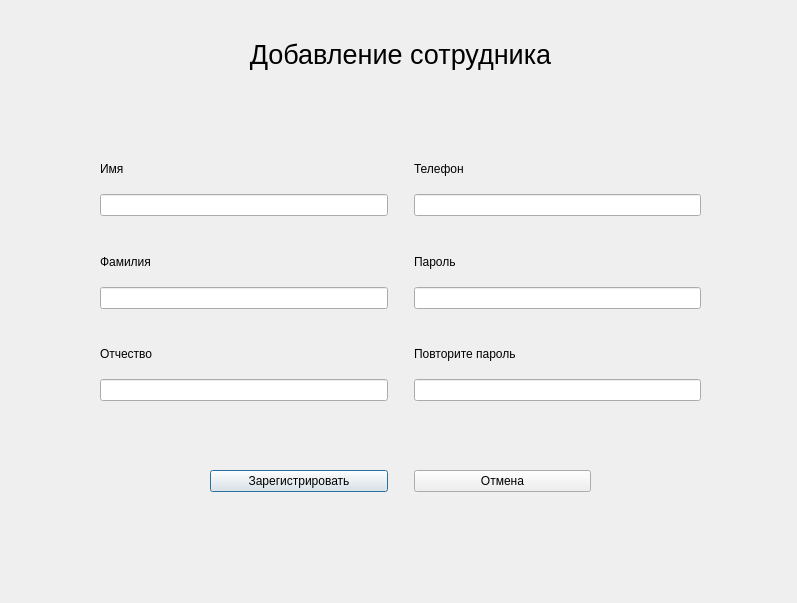
Qt form gui/addemployeewindow.ui (rkv04/test) before a commit.
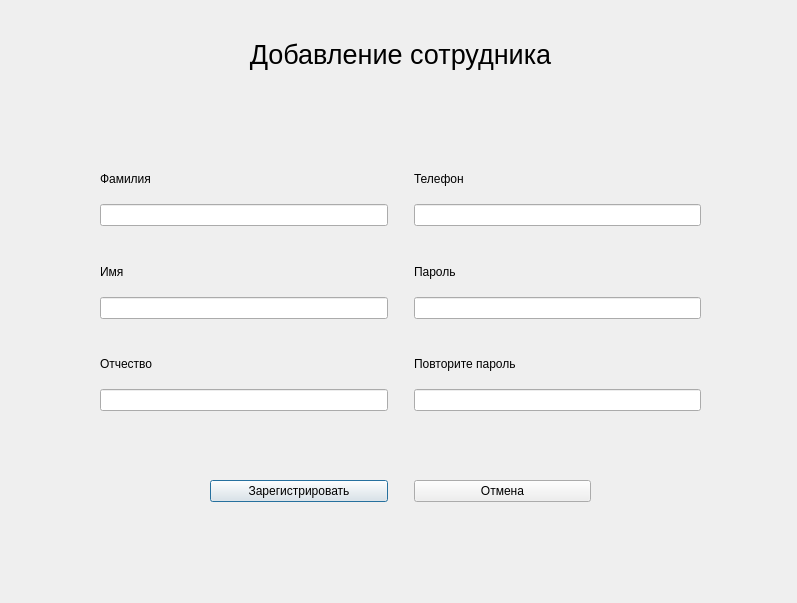
The same form after that commit.

Patch:
```diff
--- a/gui/addemployeewindow.ui
+++ b/gui/addemployeewindow.ui
@@ -50,27 +50,17 @@
    <property name="geometry">
     <rect>
      <x>100</x>
-     <y>150</y>
+     <y>160</y>
      <width>601</width>
      <height>251</height>
     </rect>
    </property>
    <layout class="QGridLayout" name="gridLayout">
-    <item row="1" column="0">
-     <widget class="QLineEdit" name="lineEdit_4"/>
-    </item>
     <item row="1" column="2">
      <widget class="QLineEdit" name="lineEdit"/>
     </item>
     <item row="7" column="2">
-     <widget class="QLineEdit" name="lineEdit_3"/>
-    </item>
-    <item row="4" column="0">
-     <widget class="QLineEdit" name="lineEdit_5">
-      <property name="text">
-       <string/>
-      </property>
-     </widget>
+     <widget class="QLineEdit" name="repeatPasswordEdit"/>
     </item>
     <item row="7" column="0">
      <widget class="QLineEdit" name="lineEdit_6">
@@ -118,13 +108,6 @@
       </property>
      </widget>
     </item>
-    <item row="3" column="0">
-     <widget class="QLabel" name="label_7">
-      <property name="text">
-       <string>Фамилия</string>
-      </property>
-     </widget>
-    </item>
     <item row="6" column="0">
      <widget class="QLabel" name="label_8">
       <property name="text">
@@ -133,14 +116,7 @@
      </widget>
     </item>
     <item row="4" column="2">
-     <widget class="QLineEdit" name="lineEdit_2"/>
-    </item>
-    <item row="0" column="0">
-     <widget class="QLabel" name="label_6">
-      <property name="text">
-       <string>Имя</string>
-      </property>
-     </widget>
+     <widget class="QLineEdit" name="passwordEdit"/>
     </item>
     <item row="6" column="2">
      <widget class="QLabel" name="label_5">
@@ -172,13 +148,37 @@
       </property>
      </spacer>
     </item>
+    <item row="3" column="0">
+     <widget class="QLabel" name="label_6">
+      <property name="text">
+       <string>Имя</string>
+      </property>
+     </widget>
+    </item>
+    <item row="4" column="0">
+     <widget class="QLineEdit" name="nameEdit"/>
+    </item>
+    <item row="1" column="0">
+     <widget class="QLineEdit" name="surnameEdit">
+      <property name="text">
+       <string/>
+      </property>
+     </widget>
+    </item>
+    <item row="0" column="0">
+     <widget class="QLabel" name="label_7">
+      <property name="text">
+       <string>Фамилия</string>
+      </property>
+     </widget>
+    </item>
    </layout>
   </widget>
   <widget class="QWidget" name="layoutWidget_2">
    <property name="geometry">
     <rect>
      <x>210</x>
-     <y>466</y>
+     <y>476</y>
      <width>381</width>
      <height>31</height>
     </rect>
```
Left out of the diff: 8 changed lines with no effect on the pictures.
